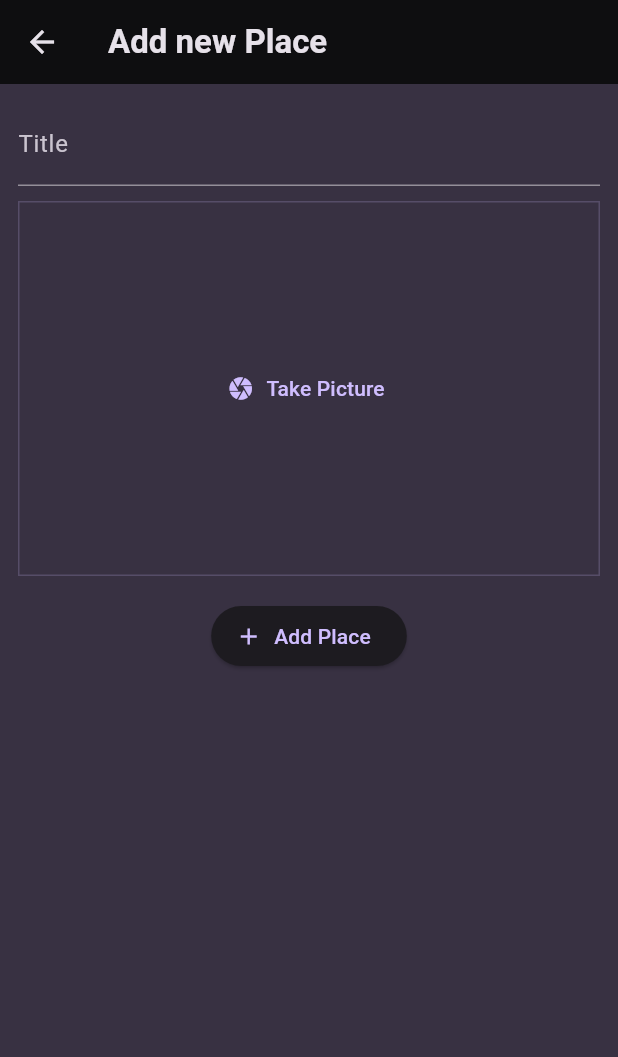
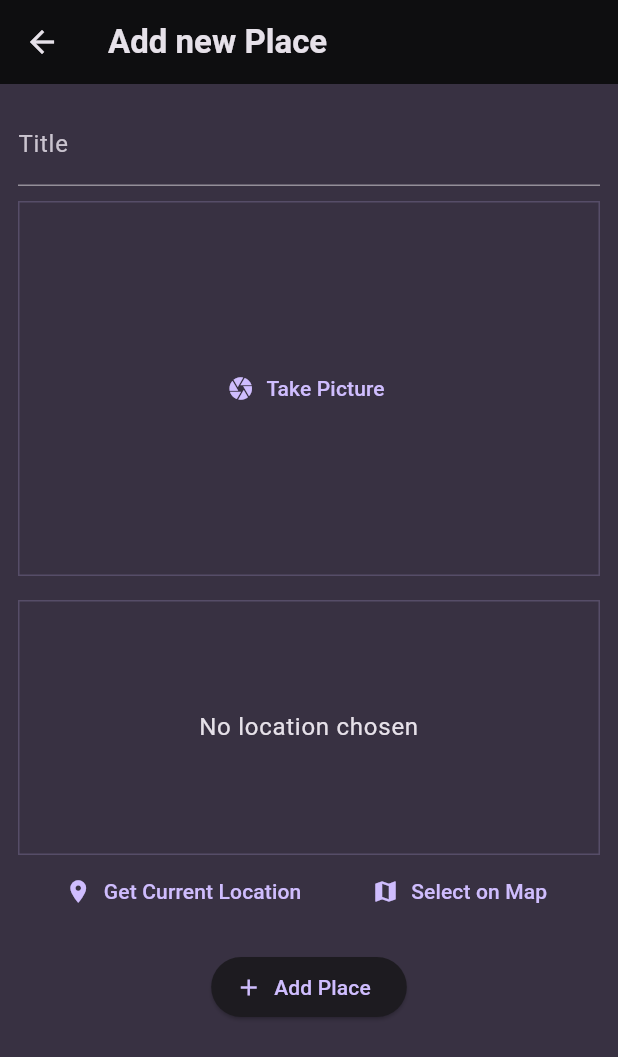
Before and after one commit to AnesuMurakata/favourite-places, a Flutter app: the AddPlaceScreen screen opened directly, on a phone screen of 412 x 824 dp. Shown: the top 1057 px of the screen. Run offline on Flutter 3.47's test engine with Material 3 defaults, Android fonts, the phone set to English and light mode, and no system bars; our stand-ins replace flutter_riverpod, google_fonts, image_picker.

Commit message:
add location container

```diff
--- a/lib/screens/add_place.dart
+++ b/lib/screens/add_place.dart
@@ -2,6 +2,7 @@ import 'dart:io';
 
 import 'package:favorite_places/providers/user_places.dart';
 import 'package:favorite_places/widgets/image_input.dart';
+import 'package:favorite_places/widgets/location_input.dart';
 import 'package:flutter/material.dart';
 import 'package:flutter_riverpod/flutter_riverpod.dart';
 
@@ -63,6 +64,10 @@ class _AddPlaceScreenState extends ConsumerState<AddPlaceScreen> {
             const SizedBox(
               height: 16,
             ),
+            LocationInput(),
+            const SizedBox(
+              height: 16,
+            ),
             ElevatedButton.icon(
                 onPressed: _savePlace,
                 icon: const Icon(Icons.add),
--- /dev/null
+++ b/lib/widgets/location_input.dart
@@ -0,0 +1,55 @@
+import 'package:flutter/material.dart';
+
+class LocationInput extends StatefulWidget {
+  const LocationInput({super.key});
+
+  @override
+  State<LocationInput> createState() {
+    return _LocationInputState();
+  }
+}
+
+class _LocationInputState extends State<LocationInput> {
+  @override
+  Widget build(BuildContext context) {
+    return Column(
+      children: [
+        Container(
+          height: 170,
+          width: double.infinity,
+          alignment: Alignment.center,
+          decoration: BoxDecoration(
+            border: Border.all(
+              width: 1,
+              color:
+                  Theme.of(context).colorScheme.primary.withValues(alpha: 0.2),
+            ),
+          ),
+          child: Text(
+            'No location chosen',
+            textAlign: TextAlign.center,
+            style: Theme.of(context)
+                .textTheme
+                .bodyLarge!
+                .copyWith(color: Theme.of(context).colorScheme.onSurface),
+          ),
+        ),
+        Row(
+          mainAxisAlignment: MainAxisAlignment.spaceEvenly,
+          children: [
+            TextButton.icon(
+              icon: Icon(Icons.location_on),
+              label: Text('Get Current Location'),
+              onPressed: () {},
+            ),
+            TextButton.icon(
+              icon: Icon(Icons.map),
+              label: Text('Select on Map'),
+              onPressed: () {},
+            ),
+          ],
+        ),
+      ],
+    );
+  }
+}
--- a/pubspec.yaml
+++ b/pubspec.yaml
@@ -38,6 +38,7 @@ dependencies:
   uuid: ^4.5.1
   flutter_riverpod: ^2.6.1
   image_picker: ^1.1.2
+  location: ^8.0.0
 
 dev_dependencies:
   flutter_test:
```
Also changed, not shown: pubspec.lock, 2 other files.
